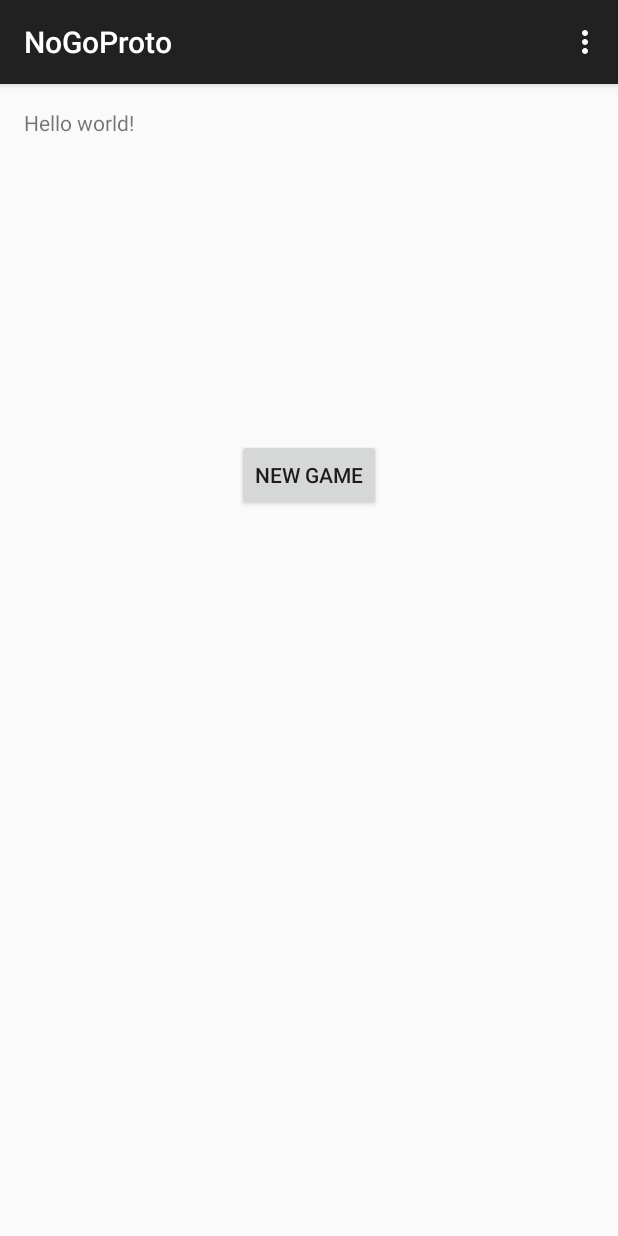
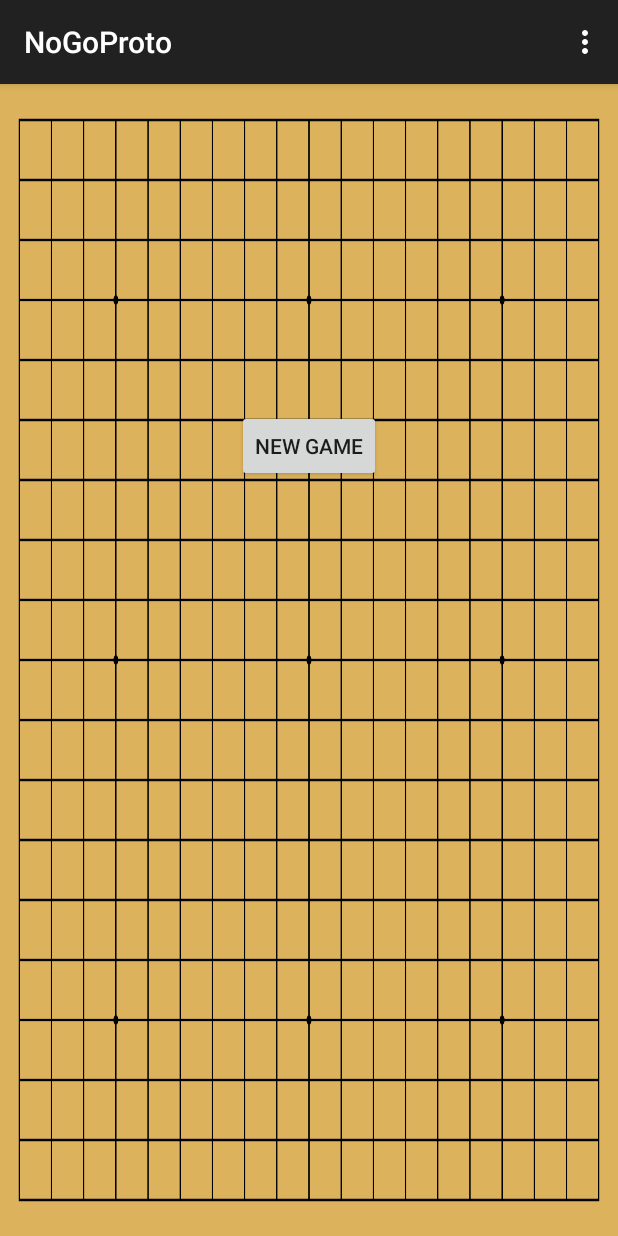
Before and after one commit to BotchedHackathon/NoGo, an Android app: the screen it shows after launch (MainActivity), on a phone screen of 412 x 824 dp. Run offline under Robolectric (Android 15) with nearby library versions, the phone set to English and light mode, and no system bars.

Commit message:
Setting up background image

```diff
--- a/NoGoProto/app/src/main/res/layout/activity_main.xml
+++ b/NoGoProto/app/src/main/res/layout/activity_main.xml
@@ -3,18 +3,15 @@
     android:layout_height="match_parent" android:paddingLeft="@dimen/activity_horizontal_margin"
     android:paddingRight="@dimen/activity_horizontal_margin"
     android:paddingTop="@dimen/activity_vertical_margin"
-    android:paddingBottom="@dimen/activity_vertical_margin" tools:context=".MainActivity">
-
-    <TextView android:text="@string/hello_world" android:layout_width="wrap_content"
-        android:layout_height="wrap_content"
-        android:id="@+id/hello_text" />
+    android:paddingBottom="@dimen/activity_vertical_margin"
+    android:background="@drawable/Blank_Go_board"
+    tools:context=".MainActivity">
 
     <Button
         android:layout_width="wrap_content"
         android:layout_height="wrap_content"
         android:text="New Game"
         android:id="@+id/button"
-        android:layout_below="@+id/hello_text"
         android:layout_centerHorizontal="true"
         android:layout_marginTop="201dp" />
 
```
Also changed, not shown: NoGoProto/app/src/main/res/drawable-mdpi/Blank_Go_board.png (added).
